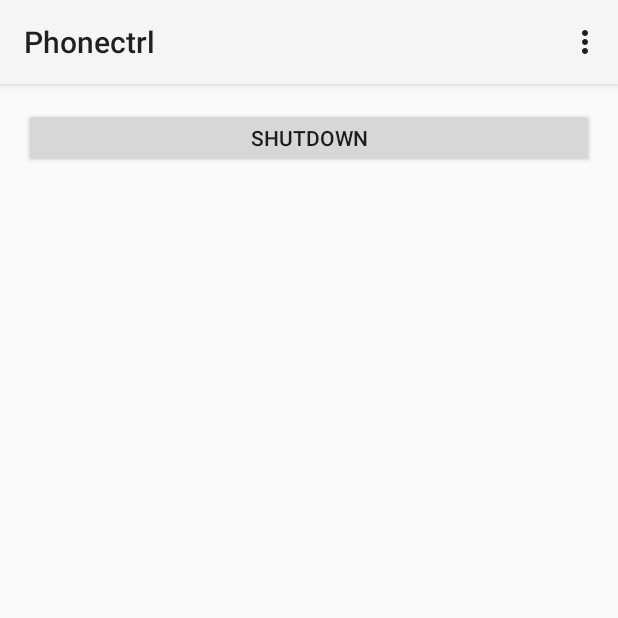
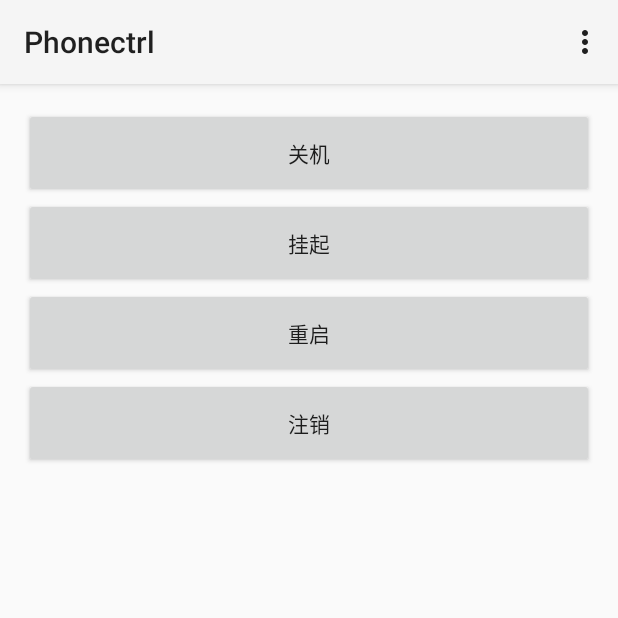
Before and after one commit to jiangxiaoma111/phonectrl, an Android app: the screen it shows after launch (MainActivity), on a phone screen of 412 x 824 dp, the top half of it. Run offline under Robolectric (Android 15) with nearby library versions, the phone set to English and light mode, and no system bars.

Commit message:
support suspend logout reboot

```diff
--- a/android/app/src/main/java/com/majunzhe/phonectrl/phonectrl/MainActivity.java
+++ b/android/app/src/main/java/com/majunzhe/phonectrl/phonectrl/MainActivity.java
@@ -13,6 +13,9 @@ import module.Command;
 public class MainActivity extends Activity {
 
     private Button btnShutdown;
+    private Button btnSuspend;
+    private Button btnReboot;
+    private Button btnLogout;
     private Command command;
 
     @Override
@@ -21,21 +24,58 @@ public class MainActivity extends Activity {
         setContentView(R.layout.activity_main);
 
         btnShutdown = (Button)findViewById(R.id.btn_shutdown);
+        btnSuspend = (Button)findViewById(R.id.btn_suspend);
+        btnReboot = (Button)findViewById(R.id.btn_reboot);
+        btnLogout = (Button)findViewById(R.id.btn_logout);
         command = new Command();
 
         btnShutdown.setOnClickListener(btnListener);
+        btnSuspend.setOnClickListener(btnListener);
+        btnReboot.setOnClickListener(btnListener);
+        btnLogout.setOnClickListener(btnListener);
     }
 
     private View.OnClickListener btnListener = new View.OnClickListener() {
         @Override
         public void onClick(View v) {
+            Thread th;
             switch (v.getId()){
                 case R.id.btn_shutdown:
-                    Thread th = new Thread() {
+                    th = new Thread() {
                         @Override
                         public void run() {
                             super.run();
                             command.shutdown();
+                        }
+                    };
+                    th.start();
+                    break;
+                case R.id.btn_suspend:
+                    th = new Thread() {
+                        @Override
+                        public void run() {
+                            super.run();
+                            command.suspend();
+                        }
+                    };
+                    th.start();
+                    break;
+                case R.id.btn_reboot:
+                    th = new Thread() {
+                        @Override
+                        public void run() {
+                            super.run();
+                            command.reboot();
+                        }
+                    };
+                    th.start();
+                    break;
+                case R.id.btn_logout:
+                    th = new Thread() {
+                        @Override
+                        public void run() {
+                            super.run();
+                            command.logout();
                         }
                     };
                     th.start();
--- a/android/app/src/main/res/layout/activity_main.xml
+++ b/android/app/src/main/res/layout/activity_main.xml
@@ -11,6 +11,25 @@
     <Button
         android:id="@+id/btn_shutdown"
         android:layout_width="match_parent"
-        android:layout_height="40dp"
+        android:layout_height="60dp"
         android:text = "@string/shutdown"/>
+    <Button
+        android:layout_below="@id/btn_shutdown"
+        android:id="@+id/btn_suspend"
+        android:layout_width="match_parent"
+        android:layout_height="60dp"
+        android:text = "@string/suspend"/>
+    <Button
+        android:layout_below="@id/btn_suspend"
+        android:id="@+id/btn_reboot"
+        android:layout_width="match_parent"
+        android:layout_height="60dp"
+        android:text = "@string/reboot"/>
+    <Button
+        android:layout_below="@id/btn_reboot"
+        android:id="@+id/btn_logout"
+        android:layout_width="match_parent"
+        android:layout_height="60dp"
+        android:text = "@string/logout"/>
+
 </RelativeLayout>
--- a/android/app/src/main/res/values/strings.xml
+++ b/android/app/src/main/res/values/strings.xml
@@ -4,5 +4,8 @@
     <string name="app_name">Phonectrl</string>
     <string name="hello_world">Hello world!</string>
     <string name="action_settings">Settings</string>
-    <string name="shutdown">Shutdown</string>
+    <string name="shutdown">关机</string>
+    <string name="suspend">挂起</string>
+    <string name="reboot">重启</string>
+    <string name="logout">注销</string>
 </resources>
```
